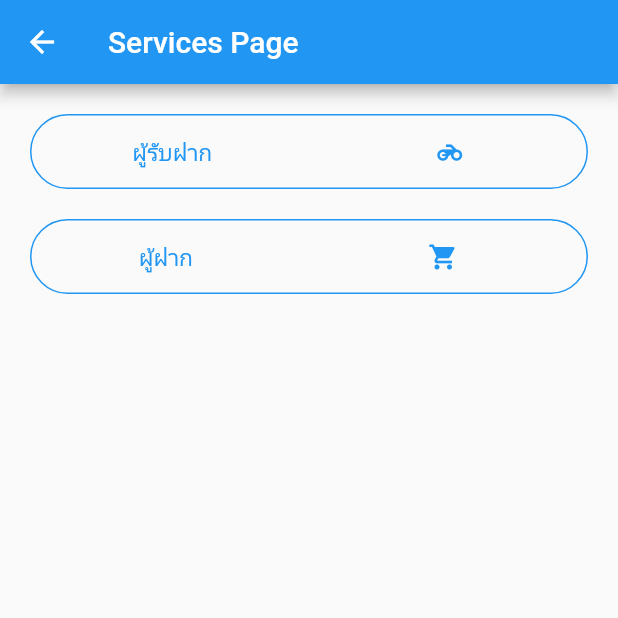
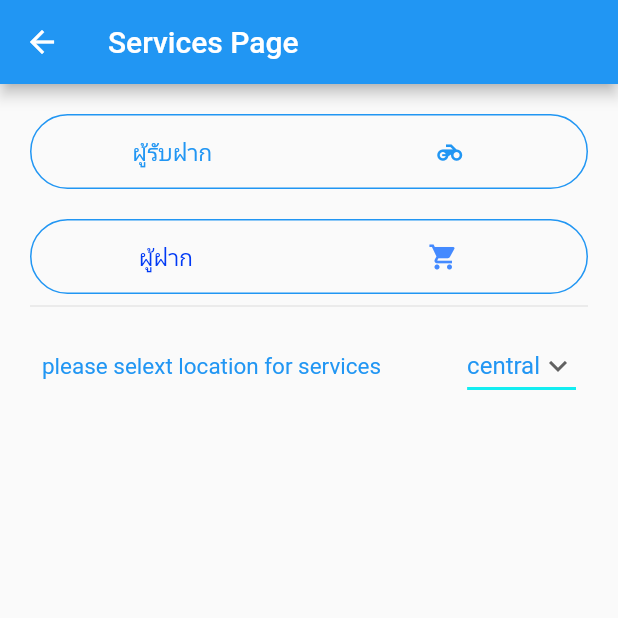
Before and after one commit to khoffan/flutter_make_UI_App, a Flutter app: the ServiceScreen screen opened directly, on a phone screen of 412 x 824 dp, the top half of it. Run offline on Flutter 3.47's test engine with Material 2 defaults, Android fonts, the phone set to English and light mode, and no system bars; our stand-ins replace cloud_firestore, firebase_auth, firebase_core, firebase_storage, flutter_chat_types, flutter_chat_ui and 4 more; missing offline and left inert: bcrypt; accounts and stored records are empty; network calls fail.

```diff
--- /dev/null
+++ b/client_app/lib/UI/dropdown.dart
@@ -0,0 +1,59 @@
+import 'package:flutter/material.dart';
+
+class DropdoenWidget extends StatefulWidget {
+  const DropdoenWidget({super.key});
+
+  @override
+  State<DropdoenWidget> createState() => _DropdoenWidgetState();
+}
+
+class _DropdoenWidgetState extends State<DropdoenWidget> {
+  String? dropDownValue = "central";
+  List<String> _data = [
+    "central",
+    "Lotus",
+    "Big-c",
+    "Sritrng",
+    "7-11",
+  ];
+
+  @override
+  Widget build(BuildContext context) {
+    return Container(
+      child: DropdownButton<String>(
+        value: dropDownValue,
+        icon: Icon(Icons.expand_more),
+        underline: Container(
+          height: 2,
+          color: Color.fromARGB(255, 18, 237, 241),
+        ),
+        isDense: false,
+        onChanged: (String? newValue) {
+          if (newValue != null && newValue.isNotEmpty) {
+            setState(() {
+              dropDownValue = newValue;
+              int index = _data.indexOf(newValue);
+              print(index);
+            });
+          } else {
+            print('please valid vale');
+          }
+        },
+        items: _data.map((String item) {
+          return DropdownMenuItem(
+            value: item,
+            child: MouseRegion(
+              onEnter: (_) {
+                setState(() {
+                  dropDownValue = item;
+                });
+              },
+              onExit: (_) {},
+              child: Text(item,style: TextStyle(color: Colors.blue),),
+            ),
+          );
+        }).toList(),
+      ),
+    );
+  }
+}
--- a/client_app/lib/screen/serviceScreen.dart
+++ b/client_app/lib/screen/serviceScreen.dart
@@ -2,6 +2,7 @@ import 'package:flutter/material.dart';
 
 import '../UI/btnavigate.dart';
 import '../UI/btnavigater_responder.dart';
+import '../UI/dropdown.dart';
 
 class ServiceScreen extends StatefulWidget {
   const ServiceScreen({super.key});
@@ -11,6 +12,14 @@ class ServiceScreen extends StatefulWidget {
 }
 
 class _ServiceScreenState extends State<ServiceScreen> {
+  int? count;
+  bool isDefaultColor = true; // Track the current state
+  Color? containerColor = Colors.transparent;
+  Color? containerTextColor = const Color.fromARGB(0, 0, 0, 0);
+
+  bool isDefaultColor1 = true; // Track the current state
+  Color? containerColor1 = Colors.transparent;
+  Color? containerTextColor1 = const Color.fromARGB(0, 0, 0, 0);
   @override
   Widget build(BuildContext context) {
     return Scaffold(
@@ -25,23 +34,30 @@ class _ServiceScreenState extends State<ServiceScreen> {
             children: [
               GestureDetector(
                 onTap: () {
-                  Navigator.push(
-                    context,
-                    MaterialPageRoute(
-                        builder: (context) =>
-                            BottomNavigationBarAppRequester()),
-                  );
+                  setState(() {
+                    count = 0;
+                    isDefaultColor =
+                        !isDefaultColor; // Toggle the current state
+                    containerColor =
+                        isDefaultColor ? Colors.transparent : const Color.fromARGB(255, 214, 214, 214);
+                    containerTextColor =  isDefaultColor ? Colors.transparent : Colors.white;
+
+                    print(count);
+                  });
                 },
                 child: Container(
                   decoration: BoxDecoration(
-                      border: Border.all(color: Colors.blue),
-                      borderRadius: BorderRadius.circular(30)),
+                    border: Border.all(color: Colors.blue),
+                    borderRadius: BorderRadius.circular(30),
+                    color:
+                        containerColor, // Use the containerColor variable here
+                  ),
                   child: Row(
                     mainAxisAlignment: MainAxisAlignment.spaceAround,
                     children: [
                       Text(
                         "ผู้รับฝาก",
-                        style: TextStyle(fontSize: 15, color: Colors.blue),
+                        style: TextStyle(fontSize: 15, color: containerTextColor = Colors.blue),
                       ),
                       IconButton(
                         onPressed: () {},
@@ -57,30 +73,52 @@ class _ServiceScreenState extends State<ServiceScreen> {
               ),
               GestureDetector(
                 onTap: () {
-                  Navigator.push(
-                      context,
-                      MaterialPageRoute(
-                          builder: (context) =>
-                              BottomNavigationBarAppResponder()));
+                  setState(() {
+                    count = 1;
+                    isDefaultColor1 =
+                        !isDefaultColor1; // Toggle the current state
+                    containerColor1 =
+                        isDefaultColor1 ? Colors.transparent : const Color.fromARGB(255, 214, 214, 214);
+                    containerTextColor1 = isDefaultColor1 ? Colors.transparent : Colors.white;
+                    print(count);
+                  });
                 },
                 child: Container(
                   decoration: BoxDecoration(
-                      border: Border.all(color: Colors.blue),
-                      borderRadius: BorderRadius.circular(30)),
+                    border: Border.all(color: Colors.blue),
+                    borderRadius: BorderRadius.circular(30),
+                    color:
+                        containerColor1, // Use the containerColor variable here
+                  ),
                   child: Row(
                     mainAxisAlignment: MainAxisAlignment.spaceAround,
                     children: [
                       Text(
                         "ผู้ฝาก",
-                        style: TextStyle(fontSize: 15, color: Colors.blue),
+                        style: TextStyle(fontSize: 15, color: Color.fromARGB(255, 0, 57, 245)),
                       ),
                       IconButton(
                         onPressed: () {},
                         icon: Icon(Icons.local_grocery_store,
-                            size: 20, color: Colors.blue),
+                            size: 20, color: Colors.blueAccent),
                       ),
                     ],
                   ),
+                ),
+              ),
+              Divider(),
+              Container(
+                alignment: Alignment.centerLeft,
+                padding: const EdgeInsets.symmetric(horizontal: 8, vertical: 8),
+                child: Row(
+                  mainAxisAlignment: MainAxisAlignment.spaceBetween,
+                  children: [
+                    Text(
+                      "please selext location for services",
+                      style: TextStyle(fontSize: 15, color: Colors.blue),
+                    ),
+                    DropdoenWidget(),
+                  ],
                 ),
               ),
             ],
--- a/client_app/pubspec.yaml
+++ b/client_app/pubspec.yaml
@@ -46,6 +46,8 @@ dependencies:
   image_picker: ^1.0.1
   firebase_storage: ^11.2.5
   cloud_firestore: ^4.8.3
+  flutter_chat_ui: ^1.6.9
+  bcrypt: ^1.1.3
 
 dev_dependencies:
   flutter_test:
```
Also changed, not shown: client_app/lib/providers/add_users.dart (added, +40 -0 lines), client_app/lib/screen/chatpage.dart (+21 -60 lines), client_app/lib/screen/profileScreen.dart (+17 -11 lines), client_app/lib/screen/registerScreen.dart (+75 -28 lines), client_app/pubspec.lock, 6 other files.
